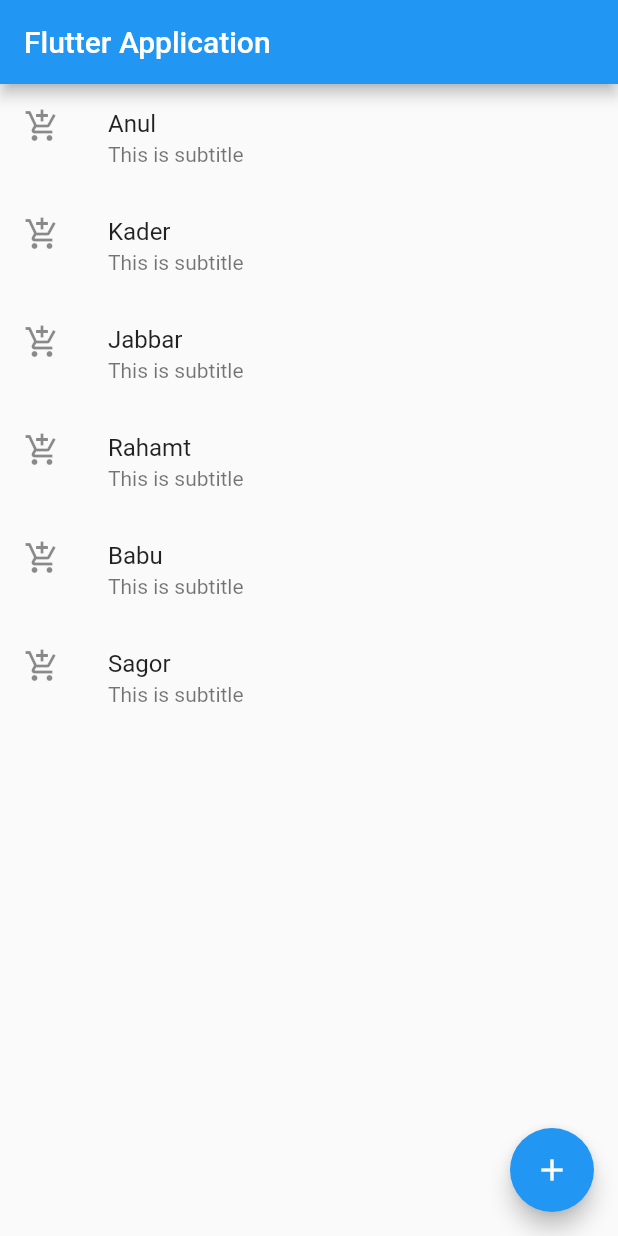
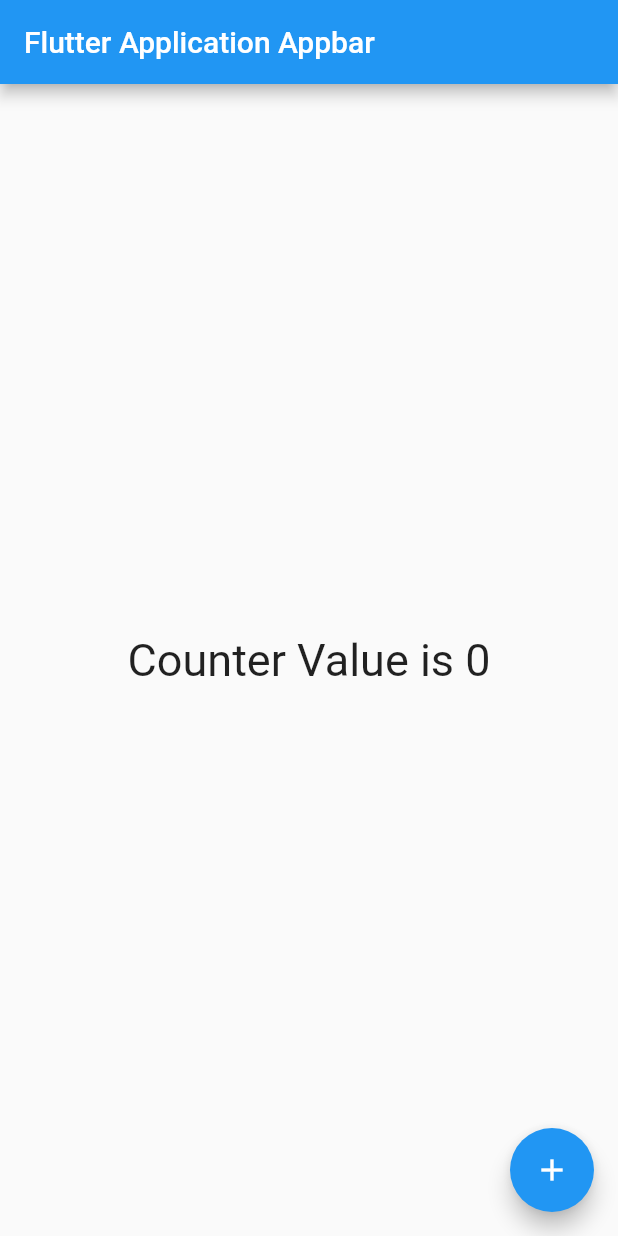
Before and after one commit to rahmat058/Flutter-Exercise, a Flutter app: the screen it shows after launch, on a phone screen of 412 x 824 dp. Run offline on Flutter 3.47's test engine with Material 2 defaults, Android fonts, the phone set to English and light mode, and no system bars.

Commit message:
StateFull Widget with Counter function is done

```diff
--- a/lib/main.dart
+++ b/lib/main.dart
@@ -7,32 +7,46 @@ void main() {
 
 
 class MyApp extends StatelessWidget {
+  @override
+  Widget build(BuildContext context) {
+    // TODO: implement build
+    return MaterialApp(
+      home: CounterWidget()
+    );
+  }
+}
 
-  List<String> nameOfStudents = ['Anul', 'Kader', 'Jabbar', 'Rahamt', 'Babu', 'Sagor'];
+class CounterWidget extends StatefulWidget {
+  @override
+  State<StatefulWidget> createState() {
+    // TODO: implement createState
+    return CounterWidgetState();
+  }
+
+}
+
+class CounterWidgetState extends State<CounterWidget> {
+  var counter = 0;
 
   @override
   Widget build(BuildContext context) {
     // TODO: implement build
-    return MaterialApp(
-      home: Scaffold(
-        body: ListView.builder(
-          itemBuilder: (context, index) {
-            return ListTile(
-              title: Text(nameOfStudents[index]),
-              subtitle: Text('This is subtitle'),
-              leading: Icon(Icons.add_shopping_cart),
-            );
-          },
-          itemCount: nameOfStudents.length,
-        ),
+    return Scaffold(
+      body: Center(
+          child: Text("Counter Value is $counter", style: TextStyle(fontSize: 30),)
+      ),
 
-        appBar: AppBar(
-          title: Text("Flutter Application"),
-        ),
+      appBar: AppBar(
+        title: Text("Flutter Application Appbar"),
+      ),
 
-        floatingActionButton: FloatingActionButton(
-          child: Icon(Icons.add),
-        ),
+      floatingActionButton: FloatingActionButton(
+        child: Icon(Icons.add),
+        onPressed: () {
+          setState(() {
+            counter++;
+          });
+        },
       ),
     );
   }
```
